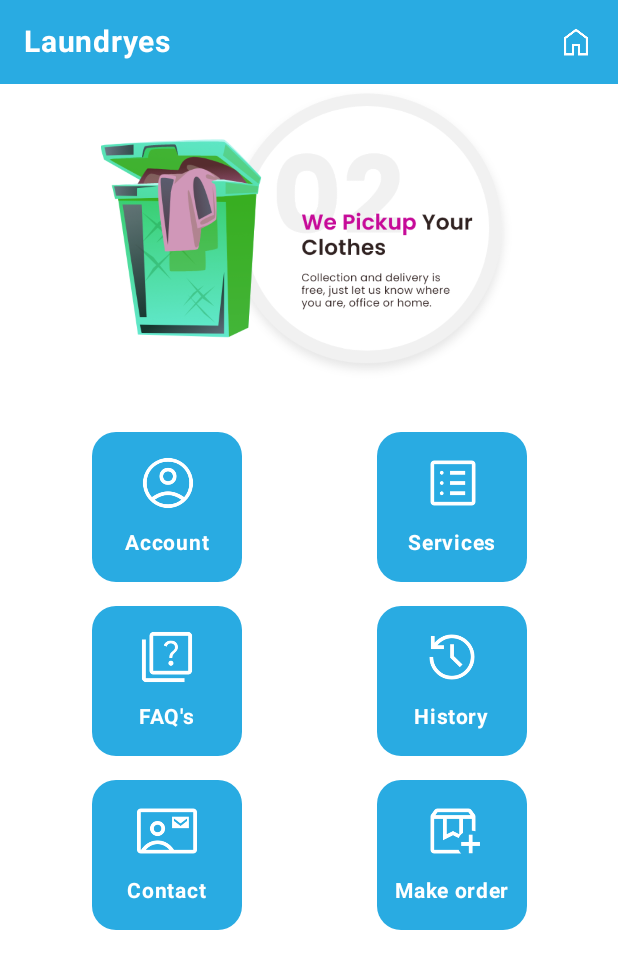
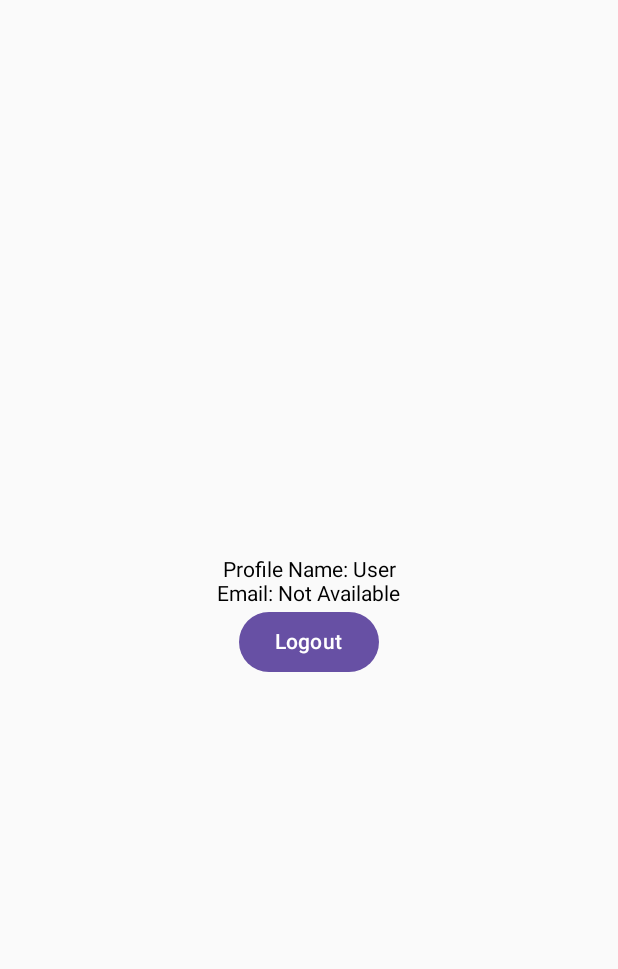
Before and after one commit to Sri-10ran/LaundryesApp, an Android app built with Jetpack Compose: the composable MainScreen shown on its own in the app's theme, after a tap on "Account", on a phone screen of 412 x 824 dp. Shown: the top 969 px of the screen. Run offline under Robolectric (Android 15) with nearby library versions, the light colour scheme and no system bars; our stand-ins replace Firebase (no records; nobody signed in at launch, a user with empty details on screens opened directly).

Commit message:
Initial commit

```diff
--- a/app/src/main/java/com/example/laundryes/ContactActivity.kt
+++ b/app/src/main/java/com/example/laundry/ContactActivity.kt
@@ -1,4 +1,4 @@
-package com.example.laundryes
+package com.example.laundry
 
 import android.content.Intent
 import android.os.Bundle
--- a/app/src/main/java/com/example/laundryes/FAQActivity.kt
+++ b/app/src/main/java/com/example/laundry/FAQActivity.kt
@@ -1,4 +1,4 @@
-package com.example.laundryes
+package com.example.laundry
 
 import android.os.Bundle
 import androidx.activity.ComponentActivity
--- a/app/src/main/java/com/example/laundryes/MainActivity.kt
+++ b/app/src/main/java/com/example/laundry/MainActivity.kt
@@ -1,7 +1,8 @@
-package com.example.laundryes
+package com.example.laundry
 
+import android.content.Intent
 import android.os.Bundle
-import android.content.Intent
+import android.provider.ContactsContract
 import androidx.activity.ComponentActivity
 import androidx.activity.compose.setContent
 import androidx.compose.foundation.Image
@@ -14,18 +15,18 @@ import androidx.compose.runtime.*
 import androidx.compose.ui.Alignment
 import androidx.compose.ui.Modifier
 import androidx.compose.ui.graphics.Color
-
+import androidx.compose.ui.graphics.painter.Painter
 import androidx.compose.ui.res.painterResource
 import androidx.compose.ui.unit.dp
 import androidx.compose.ui.unit.sp
 import kotlinx.coroutines.delay
-import androidx.compose.ui.graphics.painter.Painter
 import androidx.compose.ui.text.font.FontWeight
-
+import com.google.firebase.auth.FirebaseAuth
 
 class MainActivity : ComponentActivity() {
     override fun onCreate(savedInstanceState: Bundle?) {
         super.onCreate(savedInstanceState)
+
         setContent {
             AppEntryPoint(this)
         }
@@ -35,10 +36,17 @@ class MainActivity : ComponentActivity() {
 @Composable
 fun AppEntryPoint(activity: ComponentActivity) {
     var showSplashScreen by remember { mutableStateOf(true) }
+    val auth = FirebaseAuth.getInstance()
 
     LaunchedEffect(Unit) {
-        delay(3000)
+        delay(3000)  // Show splash for 3 seconds
         showSplashScreen = false
+
+        // Check authentication after splash
+        if (auth.currentUser == null) {
+            activity.startActivity(Intent(activity, SignInActivity::class.java))
+            activity.finish()
+        }
     }
 
     if (showSplashScreen) {
@@ -48,18 +56,17 @@ fun AppEntryPoint(activity: ComponentActivity) {
     }
 }
 
-
 @Composable
 fun SplashScreen() {
     Box(
         modifier = Modifier
             .fillMaxSize()
-            .background(Color.White), // Set background color
+            .background(Color.White),
         contentAlignment = Alignment.Center
     ) {
         Column(horizontalAlignment = Alignment.CenterHorizontally) {
             Image(
-                painter = painterResource(id = R.drawable.logo), // Ensure this exists in drawable
+                painter = painterResource(id = R.drawable.logo),  // Ensure logo exists
                 contentDescription = "App Logo",
                 modifier = Modifier.size(150.dp)
             )
@@ -79,7 +86,7 @@ fun MainScreen(activity: ComponentActivity) {
         TopBar()
         CarouselSection()
         Spacer(modifier = Modifier.height(16.dp))
-        ButtonsSection(activity) // Pass activity to ButtonsSection
+        ButtonsSection(activity)
     }
 }
 
@@ -88,7 +95,7 @@ fun TopBar() {
     Row(
         modifier = Modifier
             .fillMaxWidth()
-            .background(Color(0xFF29ABE2)) // Blue color #29ABE2
+            .background(Color(0xFF29ABE2))
             .padding(16.dp),
         verticalAlignment = Alignment.CenterVertically
     ) {
@@ -118,7 +125,7 @@ fun CarouselSection() {
     var currentIndex by remember { mutableStateOf(0) }
 
     LaunchedEffect(currentIndex) {
-        delay(2000) // Auto-scroll every 3 seconds
+        delay(2000)
         currentIndex = (currentIndex + 1) % images.size
     }
 
@@ -132,7 +139,7 @@ fun CarouselSection() {
 }
 
 @Composable
-fun ButtonsSection(activity: ComponentActivity) { // Pass activity for Intent
+fun ButtonsSection(activity: ComponentActivity) {
     val buttons = listOf(
         "Account" to R.drawable.profile,
         "Services" to R.drawable.list,
@@ -150,17 +157,12 @@ fun ButtonsSection(activity: ComponentActivity) { // Pass activity for Intent
             ) {
                 rowButtons.forEach { (text, iconRes) ->
                     CustomButton(text, painterResource(id = iconRes)) {
-                        if (text == "FAQ's") {
-                            val intent = Intent(activity, FAQActivity::class.java)
-                            activity.startActivity(intent) // Start FAQActivity
-                        }
-                        else if(text=="Contact"){
-                            val intent = Intent(activity, ContactActivity::class.java)
-                            activity.startActivity(intent)
-                        }
-                        else if(text=="Make order"){
-                            val intent = Intent(activity, OrderScreen::class.java)
-                            activity.startActivity(intent)
+                        when (text) {
+                            "FAQ's" -> activity.startActivity(Intent(activity, FAQActivity::class.java))
+                            "Contact" -> activity.startActivity(Intent(activity, ContactActivity::class.java))
+                            "Make order" -> activity.startActivity(Intent(activity, OrderScreen::class.java))
+                            "Account" -> activity.startActivity(Intent(activity,
+                                Profile::class.java))
                         }
                     }
                 }
@@ -176,7 +178,7 @@ fun CustomButton(text: String, icon: Painter, onClick: () -> Unit) {
         modifier = Modifier
             .size(100.dp)
             .background(Color(0xFF29ABE2), shape = RoundedCornerShape(16.dp))
-            .clickable { onClick() }, // Ensure the click event works
+            .clickable { onClick() },
         contentAlignment = Alignment.Center
     ) {
         Column(
--- a/app/src/main/java/com/example/laundryes/OrderScreen.kt
+++ b/app/src/main/java/com/example/laundry/OrderScreen.kt
@@ -1,4 +1,4 @@
-package com.example.laundryes
+package com.example.laundry
 
 import android.os.Bundle
 import androidx.activity.ComponentActivity
@@ -23,7 +23,6 @@ import androidx.compose.foundation.shape.RoundedCornerShape
 import androidx.compose.foundation.text.KeyboardOptions
 import androidx.compose.runtime.saveable.listSaver
 import androidx.compose.runtime.saveable.rememberSaveable
-import androidx.compose.runtime.snapshots.SnapshotStateList
 import androidx.compose.runtime.toMutableStateList
 
 class OrderScreen : ComponentActivity() {
--- /dev/null
+++ b/app/src/main/java/com/example/laundry/Profile.kt
@@ -0,0 +1,50 @@
+package com.example.laundry
+
+import android.content.Context
+import android.content.Intent
+import android.os.Bundle
+import androidx.activity.ComponentActivity
+import androidx.activity.compose.setContent
+import androidx.compose.foundation.layout.*
+import androidx.compose.material3.*
+import androidx.compose.runtime.*
+import androidx.compose.ui.Alignment
+import androidx.compose.ui.Modifier
+import com.google.firebase.auth.FirebaseAuth
+
+class Profile : ComponentActivity() {
+    override fun onCreate(savedInstanceState: Bundle?) {
+        super.onCreate(savedInstanceState)
+
+        setContent {
+            ProfileScreen(this)
+        }
+    }
+
+    @Composable
+    fun ProfileScreen(context: Context) {
+        val sharedPreferences = getSharedPreferences("UserPrefs", Context.MODE_PRIVATE)
+        val userName = sharedPreferences.getString("USER_NAME", "User") // Fixed key
+        val email = sharedPreferences.getString("USER_EMAIL", "Not Available") // Fixed key
+
+        Column(
+            modifier = Modifier.fillMaxSize(),
+            verticalArrangement = Arrangement.Center,
+            horizontalAlignment = Alignment.CenterHorizontally
+        ) {
+            Text("Profile Name: $userName")
+            Text("Email: $email")
+
+            Button(onClick = { logout() }) {
+                Text("Logout")
+            }
+        }
+    }
+
+    private fun logout() {
+        FirebaseAuth.getInstance().signOut()
+        getSharedPreferences("UserPrefs", Context.MODE_PRIVATE).edit().clear().apply()
+        startActivity(Intent(this, SignInActivity::class.java))
+        finish()
+    }
+}
--- a/app/src/main/java/com/example/laundryes/ui/theme/Color.kt
+++ b/app/src/main/java/com/example/laundry/ui/theme/Color.kt
@@ -1,4 +1,4 @@
-package com.example.laundryes.ui.theme
+package com.example.laundry.ui.theme
 
 import androidx.compose.ui.graphics.Color
 
--- a/app/src/main/java/com/example/laundryes/ui/theme/Theme.kt
+++ b/app/src/main/java/com/example/laundry/ui/theme/Theme.kt
@@ -1,6 +1,5 @@
-package com.example.laundryes.ui.theme
+package com.example.laundry.ui.theme
 
-import android.app.Activity
 import android.os.Build
 import androidx.compose.foundation.isSystemInDarkTheme
 import androidx.compose.material3.MaterialTheme
--- a/app/src/main/java/com/example/laundryes/ui/theme/Type.kt
+++ b/app/src/main/java/com/example/laundry/ui/theme/Type.kt
@@ -1,4 +1,4 @@
-package com.example.laundryes.ui.theme
+package com.example.laundry.ui.theme
 
 import androidx.compose.material3.Typography
 import androidx.compose.ui.text.TextStyle
--- a/app/src/main/res/values/strings.xml
+++ b/app/src/main/res/values/strings.xml
@@ -1,3 +1,4 @@
 <resources>
     <string name="app_name">Laundryes</string>
+    <string name="default_web_client_id">793746055047-m7bnbd24h0964ffpekhfiinubhf3dqt6.apps.googleusercontent.com</string>
 </resources>
--- a/build.gradle.kts
+++ b/build.gradle.kts
@@ -3,4 +3,5 @@ plugins {
     alias(libs.plugins.android.application) apply false
     alias(libs.plugins.kotlin.android) apply false
     alias(libs.plugins.kotlin.compose) apply false
+    id("com.google.gms.google-services") version "4.4.2" apply false
 }
```
Also changed, not shown: app/build.gradle.kts (+28 -5 lines), app/src/main/AndroidManifest.xml (+44 -3 lines), app/src/main/java/com/example/laundry/ComplaintActivity.kt (renamed from app/src/main/java/com/example/laundryes/ComplaintActivity.kt, +1 -6 lines), app/src/main/java/com/example/laundry/GoogleSignInViewModel.kt (added, +99 -0 lines), app/src/main/java/com/example/laundry/SignInActivity.kt (added, +94 -0 lines), gradle/libs.versions.toml (+29 -4 lines), app/src/main/res/drawable/go.webp (added), gradle/wrapper/gradle-wrapper.properties, 6 other files.
